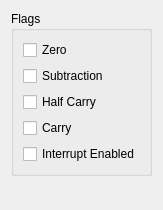
First picture: the form in Qt/widgets/cpuflagswidget.ui, repository RocketRope/Gameboy-Emulator, before the edit.
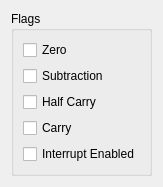
Second picture: the form after the edit.

Patch:
```diff
--- a/Qt/widgets/cpuflagswidget.ui
+++ b/Qt/widgets/cpuflagswidget.ui
@@ -7,7 +7,7 @@
     <x>0</x>
     <y>0</y>
     <width>146</width>
-    <height>210</height>
+    <height>166</height>
    </rect>
   </property>
   <property name="windowTitle">
```
